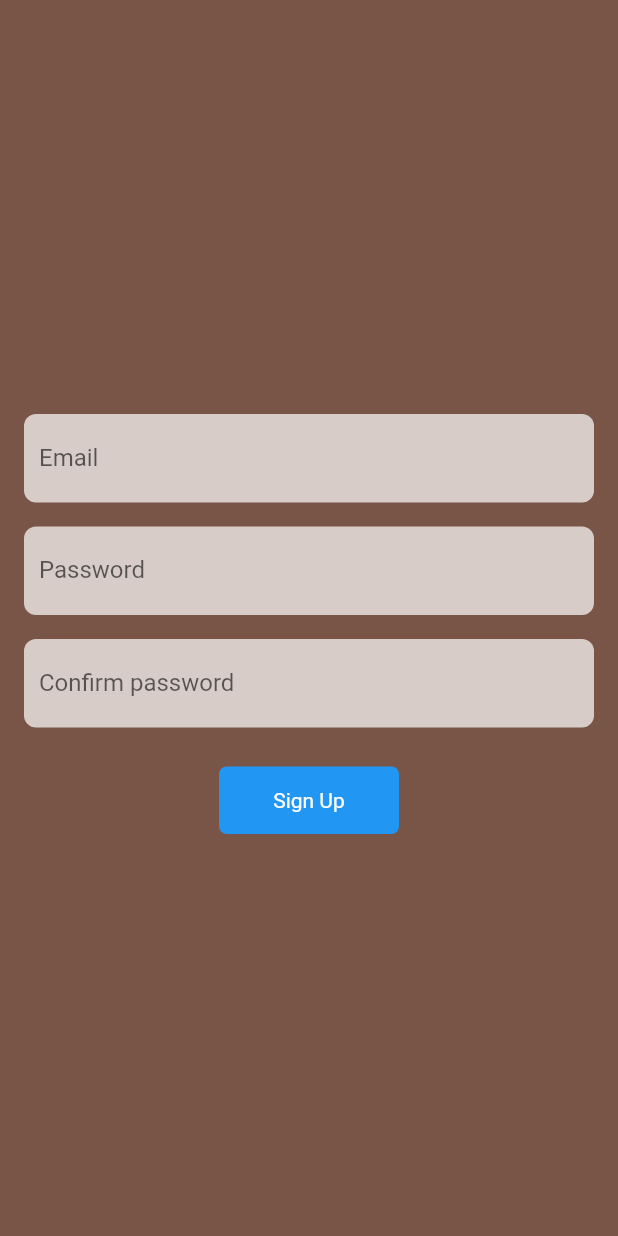
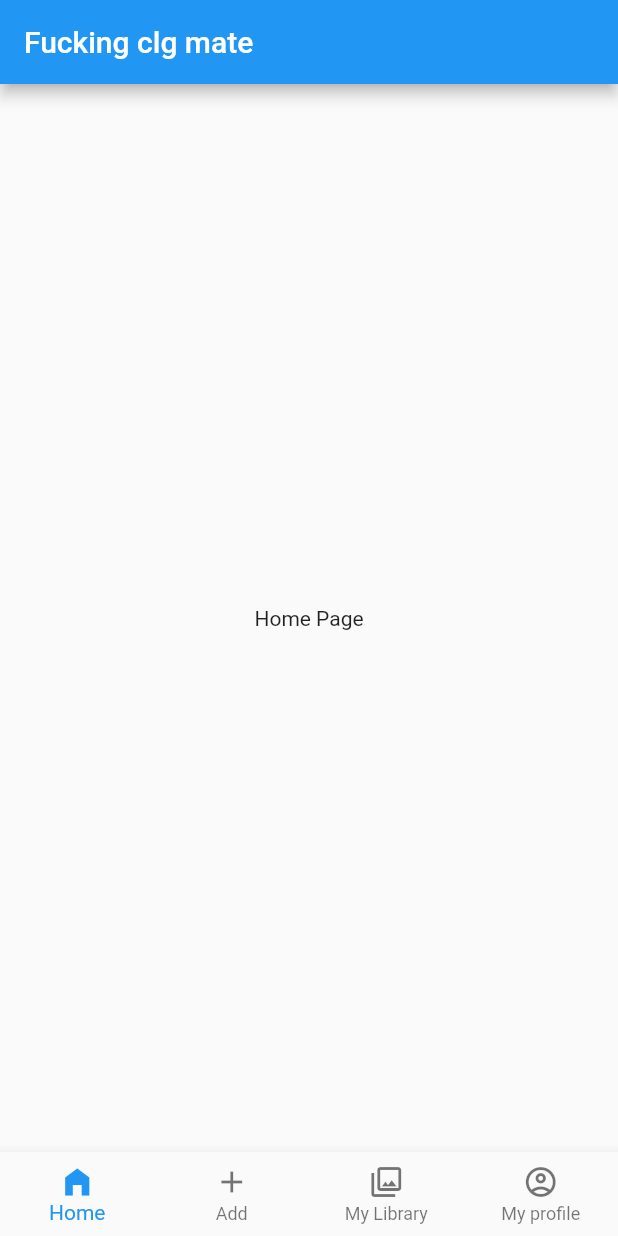
Before and after one commit to ayushx4/Places, a Flutter app: the screen it shows after launch, on a phone screen of 412 x 824 dp. Run offline on Flutter 3.47's test engine with Material 2 defaults, Android fonts, the light colour scheme and no system bars; our stand-ins replace cloud_firestore, firebase_auth, firebase_core, firebase_storage, image_picker; accounts and stored records are empty.

Commit message:
Bottom navigation bar is added

```diff
--- a/lib/models/upload_model.dart
+++ b/lib/models/upload_model.dart
@@ -2,8 +2,8 @@ class UploadModel{
   String? uploadId;
   String? title;
   String? desc;
-  String? course;
-  String? sem;
+  String? course; //for next version
+  String? sem;  //for next version
   String? subject;
 
   UploadModel({
--- a/lib/models/user_model.dart
+++ b/lib/models/user_model.dart
@@ -1,10 +1,10 @@
-import 'package:flutter/material.dart';
 
 class UserModel{
 
-  String? userId;
+  String? uid;
   String? userName;
   String? mailId;
+  String? profilePic;
   String? phoneNumber;
   String? description;
   String? country;
@@ -15,7 +15,7 @@ class UserModel{
   int? sem;
 
   UserModel({
-    this.userId,
+    this.uid,
     this.userName,
     this.year,
     this.country,
@@ -26,10 +26,11 @@ class UserModel{
     this.phoneNumber,
     this.sem,
     this.state,
+    this.profilePic,
   });
 
   UserModel.fromMap(Map<String,dynamic>map){
-    userId=map["userId"];
+    uid=map["userId"];
     userName=map["userName"];
     year=map["year"];
     country=map["country"];
@@ -40,11 +41,13 @@ class UserModel{
     phoneNumber=map["phoneNumber"];
     sem=map["sem"];
     state=map["state"];
+    profilePic=map["profilePic"];
   }
 
   Map<String,dynamic> toMap(){
     return {
-      "userId" : userId,
+
+      "userId" : uid,
       "userName" : userName,
       "year" : year,
       "country" :country,
@@ -55,6 +58,8 @@ class UserModel{
       "phoneNumber" : phoneNumber,
       "sem" : sem,
       "state" : state,
+      "profilePic" : profilePic,
+
   };
 }
 
--- a/lib/pages/home/home_page.dart
+++ b/lib/pages/home/home_page.dart
@@ -1,25 +1,65 @@
+import 'package:clg_mat/pages/tabs/tab_add_file_page.dart';
+import 'package:clg_mat/pages/tabs/tab_home_page.dart';
+import 'package:clg_mat/pages/tabs/tab_my_library_page.dart';
+import 'package:clg_mat/pages/tabs/tab_my_profile_page.dart';
 import 'package:flutter/material.dart';
 
 class HomePage extends StatefulWidget {
-  const HomePage({Key? key}) : super(key: key);
+
+  String uid;
+  HomePage({required this.uid});
 
   @override
   State<HomePage> createState() => _HomePageState();
 }
 
 class _HomePageState extends State<HomePage> {
+
+  int _currentIndex = 0;
+
+  List<BottomNavigationBarItem> itemList =[
+    BottomNavigationBarItem(
+      icon: Icon(Icons.home_filled),
+      label: "Home",
+    ),
+
+    BottomNavigationBarItem(icon: Icon(Icons.add),label: "Add"),
+
+    BottomNavigationBarItem(icon: Icon(Icons.collections_outlined),label: "My Library"),
+
+    BottomNavigationBarItem(icon: Icon(Icons.account_circle_outlined),label: "My profile"),
+  ];
+
+  final tab = [
+    TabHomePage(),
+    TabAddFilePage(),
+    TabMYLibraryPage(),
+    TabMyProfilePage(),
+  ];
+
   @override
   Widget build(BuildContext context) {
     return Scaffold(
+      appBar: AppBar(
+        title: Text("Fucking clg mate"),
+      ),
       // backgroundColor:
-      body: SafeArea(
-        child: Column(
-          children: [
+      body: tab[_currentIndex],
 
-          ],
-        ),
+      bottomNavigationBar: BottomNavigationBar(
+        type: BottomNavigationBarType.fixed,
+        currentIndex: _currentIndex,
+        items: itemList,
+        onTap: (index){
+          setState(() {
+            _currentIndex=index;
+          });
+        },
       ),
+
+
     );
+
 
   }
 }
--- /dev/null
+++ b/lib/pages/tabs/tab_home_page.dart
@@ -0,0 +1,17 @@
+import 'package:flutter/cupertino.dart';
+
+class TabHomePage extends StatefulWidget {
+  const TabHomePage({Key? key}) : super(key: key);
+
+  @override
+  State<TabHomePage> createState() => _TabHomePageState();
+}
+
+class _TabHomePageState extends State<TabHomePage> {
+  @override
+  Widget build(BuildContext context) {
+    return Center(
+      child: Text("Home Page"),
+    );
+  }
+}
--- a/lib/pages/wrapper.dart
+++ b/lib/pages/wrapper.dart
@@ -1,6 +1,7 @@
-import 'package:clg_mat/pages/authentication/login_page.dart';
+import 'package:clg_mat/models/user_model.dart';
 import 'package:clg_mat/pages/authentication/profile/basic_detail.dart';
 import 'package:clg_mat/pages/authentication/signup_page.dart';
+import 'package:clg_mat/pages/home/home_page.dart';
 import 'package:flutter/material.dart';
 
 class Wrapper extends StatelessWidget {
@@ -8,6 +9,7 @@ class Wrapper extends StatelessWidget {
 
   @override
   Widget build(BuildContext context) {
-    return SignUpPage();
+    UserModel userModel = UserModel(uid: "abc1234");
+    return HomePage(uid: userModel.uid.toString());
   }
 }
--- /dev/null
+++ b/lib/widgets/alert_message.dart
@@ -0,0 +1,5 @@
+import 'package:flutter/material.dart';
+
+AlertMessage(Widget content, context) {
+  return ScaffoldMessenger.of(context).showSnackBar(SnackBar(content: content));
+}
--- a/lib/widgets/btn.dart
+++ b/lib/widgets/btn.dart
@@ -5,8 +5,9 @@ class Btn extends StatefulWidget {
   String text;
   Color? textColor;
   Color? btnColor;
+  VoidCallback? onTap;
 
-  Btn({required this.text, this.btnColor});
+  Btn({required this.text, this.btnColor,this.onTap,this.textColor});
 
   @override
   State<Btn> createState() => _BtnState();
@@ -16,13 +17,14 @@ class _BtnState extends State<Btn> {
   @override
   Widget build(BuildContext context) {
     return GestureDetector(
+      onTap: widget.onTap,
       child: AnimatedContainer(
         height: 45,
           width: 120,
           duration:Duration(milliseconds: 1000),
         decoration: BoxDecoration(
           color: widget.btnColor ?? Colors.blue,
-          borderRadius: BorderRadius.all(Radius.circular(5))
+          borderRadius: const BorderRadius.all(Radius.circular(5)),
         ),
         child: Center(
             child: Text(widget.text,
--- a/lib/widgets/input_field.dart
+++ b/lib/widgets/input_field.dart
@@ -6,6 +6,7 @@ class InputFeild extends StatefulWidget {
   String label;
   TextEditingController controller;
   bool isPassword;
+
 
 
   InputFeild({
```
Also changed, not shown: lib/experiment_page.dart (added, +33 -0 lines), lib/main.dart (+5 -4 lines), lib/pages/authentication/login_page.dart (+11 -1 lines), lib/pages/authentication/profile/basic_detail.dart (+137 -5 lines), lib/pages/authentication/signup_page.dart (+10 -1 lines), lib/pages/tabs/tab_add_file_page.dart (added, +93 -0 lines), lib/pages/tabs/tab_my_library_page.dart (added, +17 -0 lines), lib/pages/tabs/tab_my_profile_page.dart (added, +17 -0 lines), lib/services/auth_services.dart (added, +72 -0 lines), pubspec.yaml (+8 -0 lines), lib/services/auth_service.dart (deleted), pubspec.lock, 6 other files. Lines whose indentation alone changed are shown as unchanged.
